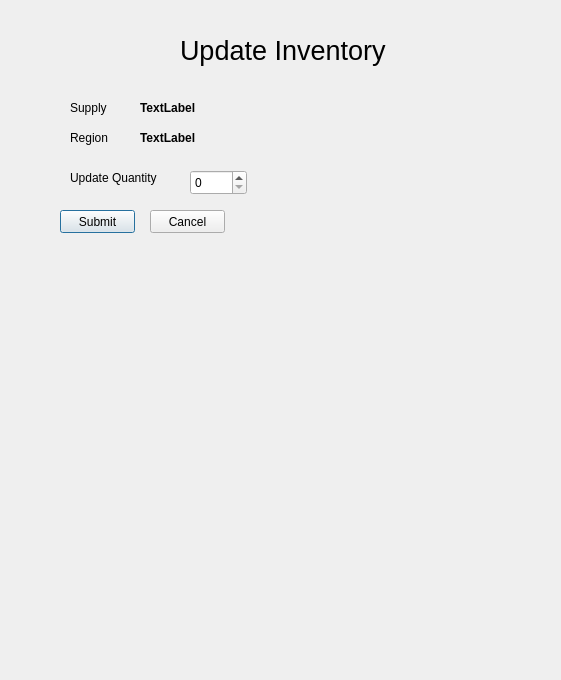
This is OmegaSquaddApplication/updateinventory.ui in paulina7m/COMP3004OmegaSquad as Qt 5 draws it before an edit. The edited form follows.
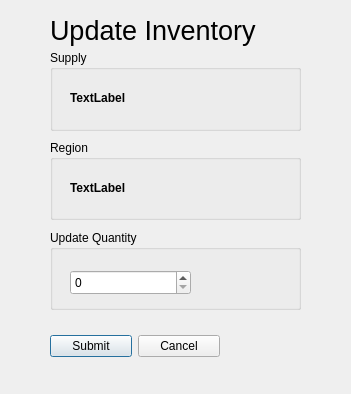
This is the edited form.

```diff
--- a/OmegaSquaddApplication/updateinventory.ui
+++ b/OmegaSquaddApplication/updateinventory.ui
@@ -6,60 +6,18 @@
    <rect>
     <x>0</x>
     <y>0</y>
-    <width>561</width>
-    <height>680</height>
+    <width>351</width>
+    <height>394</height>
    </rect>
   </property>
   <property name="windowTitle">
    <string>Dialog</string>
   </property>
-  <widget class="QLabel" name="label_7">
-   <property name="geometry">
-    <rect>
-     <x>140</x>
-     <y>130</y>
-     <width>251</width>
-     <height>16</height>
-    </rect>
-   </property>
-   <property name="font">
-    <font>
-     <weight>75</weight>
-     <bold>true</bold>
-    </font>
-   </property>
-   <property name="text">
-    <string>TextLabel</string>
-   </property>
-  </widget>
-  <widget class="QPushButton" name="pushButton">
-   <property name="geometry">
-    <rect>
-     <x>60</x>
-     <y>210</y>
-     <width>75</width>
-     <height>23</height>
-    </rect>
-   </property>
-   <property name="text">
-    <string>Submit</string>
-   </property>
-  </widget>
-  <widget class="QSpinBox" name="spinBox">
-   <property name="geometry">
-    <rect>
-     <x>190</x>
-     <y>170</y>
-     <width>57</width>
-     <height>25</height>
-    </rect>
-   </property>
-  </widget>
   <widget class="QLabel" name="label">
    <property name="geometry">
     <rect>
-     <x>180</x>
-     <y>30</y>
+     <x>50</x>
+     <y>10</y>
      <width>261</width>
      <height>41</height>
     </rect>
@@ -73,79 +31,121 @@
     <string>Update Inventory</string>
    </property>
   </widget>
-  <widget class="QLabel" name="label_3">
+  <widget class="QGroupBox" name="groupBox">
    <property name="geometry">
     <rect>
-     <x>70</x>
-     <y>100</y>
-     <width>51</width>
-     <height>16</height>
+     <x>50</x>
+     <y>50</y>
+     <width>251</width>
+     <height>81</height>
     </rect>
    </property>
-   <property name="text">
+   <property name="title">
     <string>Supply</string>
    </property>
+   <widget class="QLabel" name="label_2">
+    <property name="geometry">
+     <rect>
+      <x>20</x>
+      <y>40</y>
+      <width>211</width>
+      <height>16</height>
+     </rect>
+    </property>
+    <property name="font">
+     <font>
+      <weight>75</weight>
+      <bold>true</bold>
+     </font>
+    </property>
+    <property name="text">
+     <string>TextLabel</string>
+    </property>
+    <property name="textFormat">
+     <enum>Qt::PlainText</enum>
+    </property>
+   </widget>
   </widget>
-  <widget class="QLabel" name="label_6">
+  <widget class="QGroupBox" name="groupBox_2">
    <property name="geometry">
     <rect>
-     <x>70</x>
-     <y>170</y>
-     <width>111</width>
-     <height>16</height>
+     <x>50</x>
+     <y>140</y>
+     <width>251</width>
+     <height>80</height>
     </rect>
    </property>
-   <property name="text">
-    <string>Update Quantity</string>
-   </property>
-  </widget>
-  <widget class="QLabel" name="label_2">
-   <property name="geometry">
-    <rect>
-     <x>140</x>
-     <y>100</y>
-     <width>181</width>
-     <height>16</height>
-    </rect>
-   </property>
-   <property name="font">
-    <font>
-     <weight>75</weight>
-     <bold>true</bold>
-    </font>
-   </property>
-   <property name="text">
-    <string>TextLabel</string>
-   </property>
-   <property name="textFormat">
-    <enum>Qt::PlainText</enum>
-   </property>
-  </widget>
-  <widget class="QLabel" name="label_4">
-   <property name="geometry">
-    <rect>
-     <x>70</x>
-     <y>130</y>
-     <width>51</width>
-     <height>16</height>
-    </rect>
-   </property>
-   <property name="text">
+   <property name="title">
     <string>Region</string>
    </property>
+   <widget class="QLabel" name="label_7">
+    <property name="geometry">
+     <rect>
+      <x>20</x>
+      <y>40</y>
+      <width>211</width>
+      <height>16</height>
+     </rect>
+    </property>
+    <property name="font">
+     <font>
+      <weight>75</weight>
+      <bold>true</bold>
+     </font>
+    </property>
+    <property name="text">
+     <string>TextLabel</string>
+    </property>
+   </widget>
   </widget>
-  <widget class="QPushButton" name="pushButton_2">
+  <widget class="QGroupBox" name="groupBox_3">
    <property name="geometry">
     <rect>
-     <x>150</x>
-     <y>210</y>
-     <width>75</width>
-     <height>23</height>
+     <x>50</x>
+     <y>230</y>
+     <width>251</width>
+     <height>80</height>
     </rect>
    </property>
-   <property name="text">
-    <string>Cancel</string>
+   <property name="title">
+    <string>Update Quantity</string>
    </property>
+   <widget class="QSpinBox" name="spinBox">
+    <property name="geometry">
+     <rect>
+      <x>20</x>
+      <y>40</y>
+      <width>121</width>
+      <height>25</height>
+     </rect>
+    </property>
+   </widget>
+  </widget>
+  <widget class="QWidget" name="">
+   <property name="geometry">
+    <rect>
+     <x>50</x>
+     <y>330</y>
+     <width>170</width>
+     <height>32</height>
+    </rect>
+   </property>
+   <layout class="QHBoxLayout" name="horizontalLayout">
+    <item>
+     <widget class="QPushButton" name="pushButton">
+      <property name="text">
+       <string>Submit</string>
+      </property>
+     </widget>
+    </item>
+    <item>
+     <widget class="QPushButton" name="pushButton_2">
+      <property name="text">
+       <string>Cancel</string>
+      </property>
+     </widget>
+    </item>
+   </layout>
   </widget>
  </widget>
  <resources/>
```
